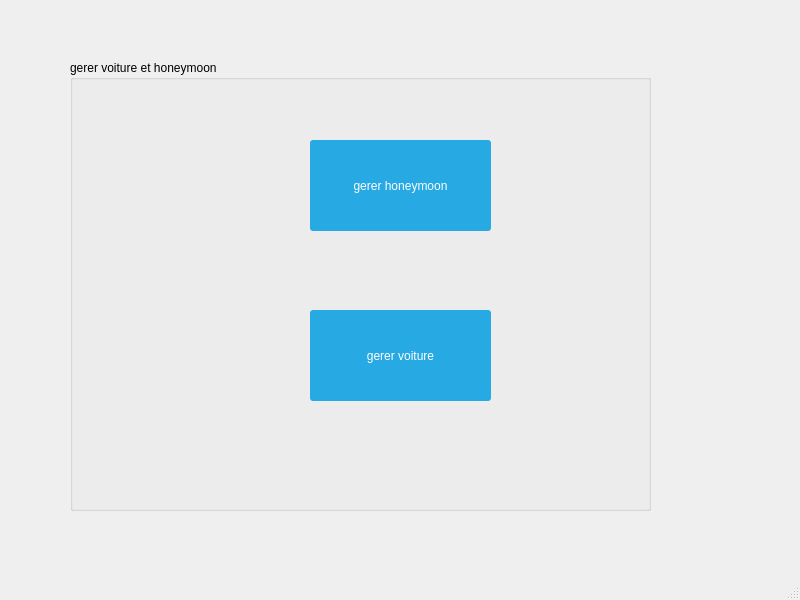
Old version of the form mainwindow.ui in the repository melek007/smart_wedding_2a09.
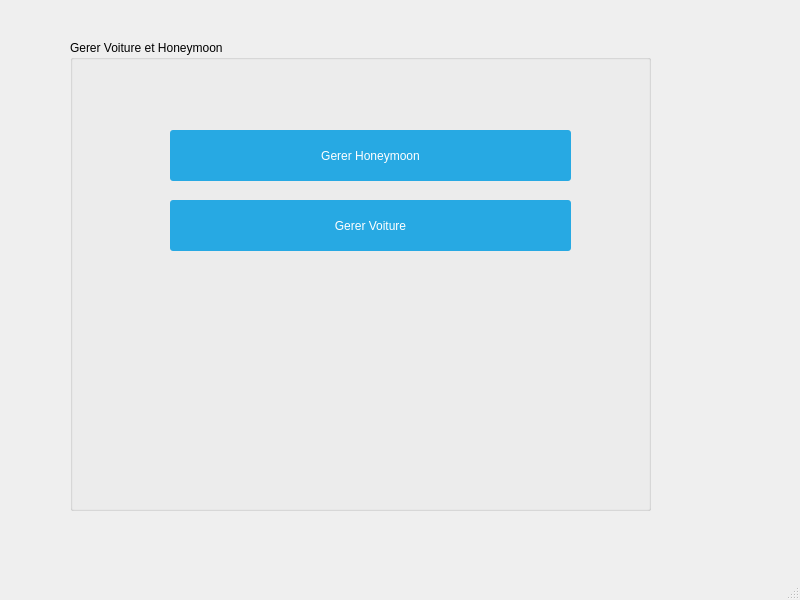
New version of the form. Icons and pictures are not drawn.

Commit message: add filter honeymoon

What changed in the file:
```diff
--- a/mainwindow.ui
+++ b/mainwindow.ui
@@ -2589,24 +2589,24 @@
     <property name="geometry">
      <rect>
       <x>70</x>
-      <y>60</y>
+      <y>40</y>
       <width>581</width>
-      <height>451</height>
+      <height>471</height>
      </rect>
     </property>
     <property name="styleSheet">
      <string notr="true"/>
     </property>
     <property name="title">
-     <string>gerer voiture et honeymoon</string>
+     <string>Gerer Voiture et Honeymoon</string>
     </property>
     <widget class="QPushButton" name="pushButton">
      <property name="geometry">
       <rect>
-       <x>240</x>
-       <y>80</y>
-       <width>181</width>
-       <height>91</height>
+       <x>100</x>
+       <y>90</y>
+       <width>401</width>
+       <height>51</height>
       </rect>
      </property>
      <property name="styleSheet">
@@ -2619,16 +2619,16 @@
 }</string>
      </property>
      <property name="text">
-      <string>gerer honeymoon</string>
+      <string>Gerer Honeymoon</string>
      </property>
     </widget>
     <widget class="QPushButton" name="pushButton_2">
      <property name="geometry">
       <rect>
-       <x>240</x>
-       <y>250</y>
-       <width>181</width>
-       <height>91</height>
+       <x>100</x>
+       <y>160</y>
+       <width>401</width>
+       <height>51</height>
       </rect>
      </property>
      <property name="styleSheet">
@@ -2641,7 +2641,7 @@
 }</string>
      </property>
      <property name="text">
-      <string>gerer voiture</string>
+      <string>Gerer Voiture</string>
      </property>
     </widget>
    </widget>
```
The commit also changes 5 other files.
